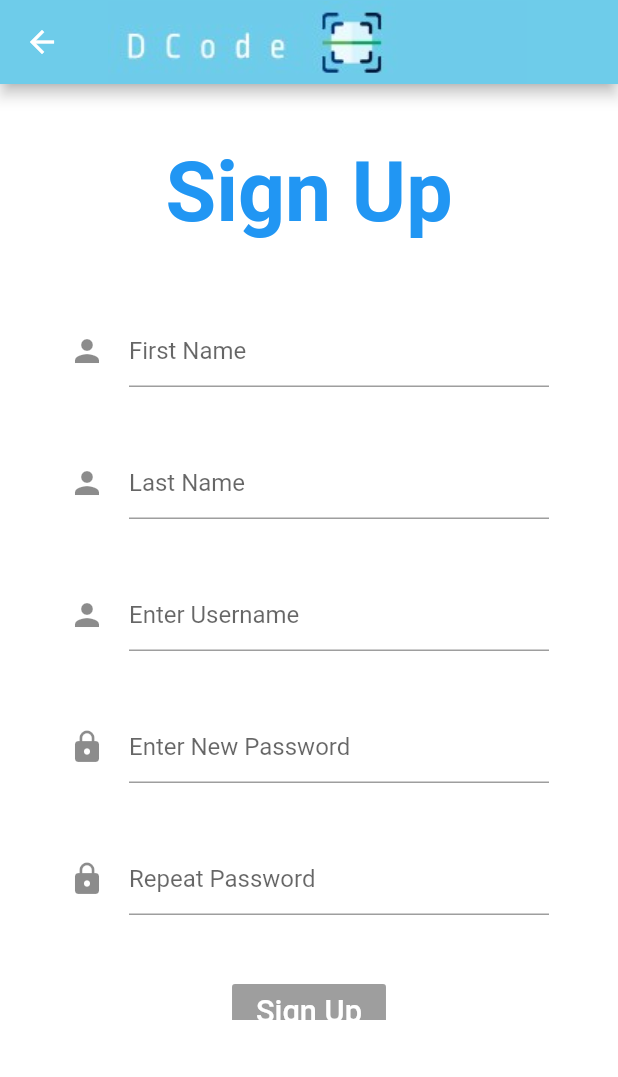
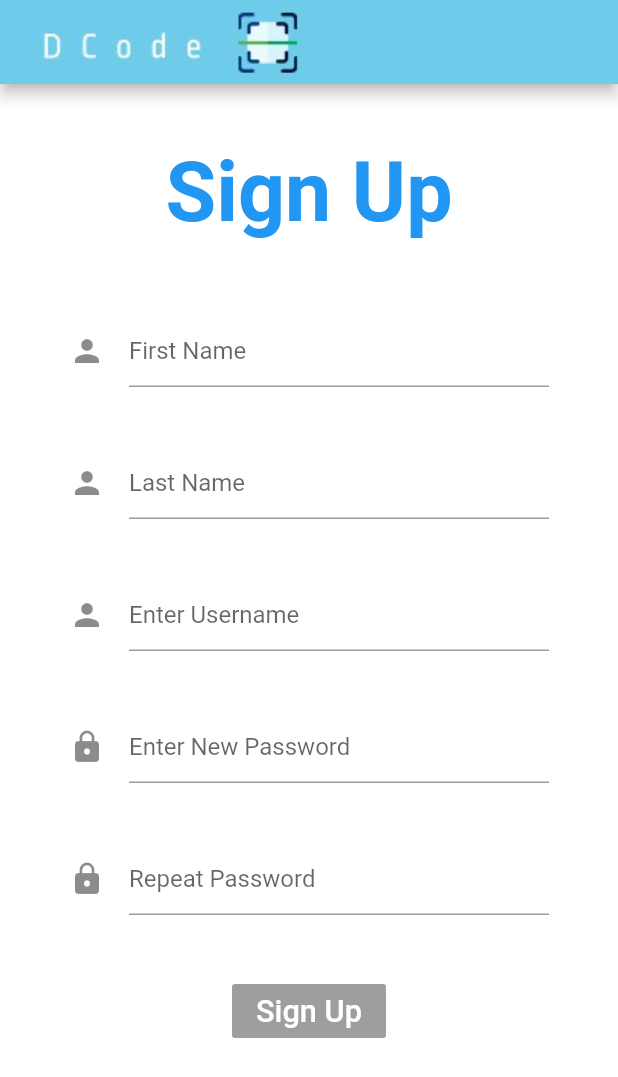
Before and after one commit to KhaledLoay99/qr_code_flutter_project, a Flutter app: the Signup screen opened directly, on a phone screen of 412 x 824 dp. Shown: the top 1077 px of the screen. Run offline on Flutter 3.47's test engine with Material 2 defaults, Android fonts, the phone set to English and light mode, and no system bars.

Commit message:
update_height_of_Signup_container

```diff
--- a/qr_code_app/lib/main.dart
+++ b/qr_code_app/lib/main.dart
@@ -5,7 +5,7 @@ import './ui/login.dart';
 void main(){
   runApp(new MaterialApp(
     title: "Login App",
-    home: new Login(),
-    //home: new Signup(),
+    //home: new Login(),
+    home: new Signup(),
   ));
 }
--- a/qr_code_app/lib/ui/signup.dart
+++ b/qr_code_app/lib/ui/signup.dart
@@ -35,7 +35,7 @@ class SignupState extends State<Signup> {
             new Padding(padding: new EdgeInsets.all(10.0)),
             new Container(
               //height: double.infinity,
-              height: 500,
+              height: 550,
               width: 380,
               child: SingleChildScrollView(
 
```
